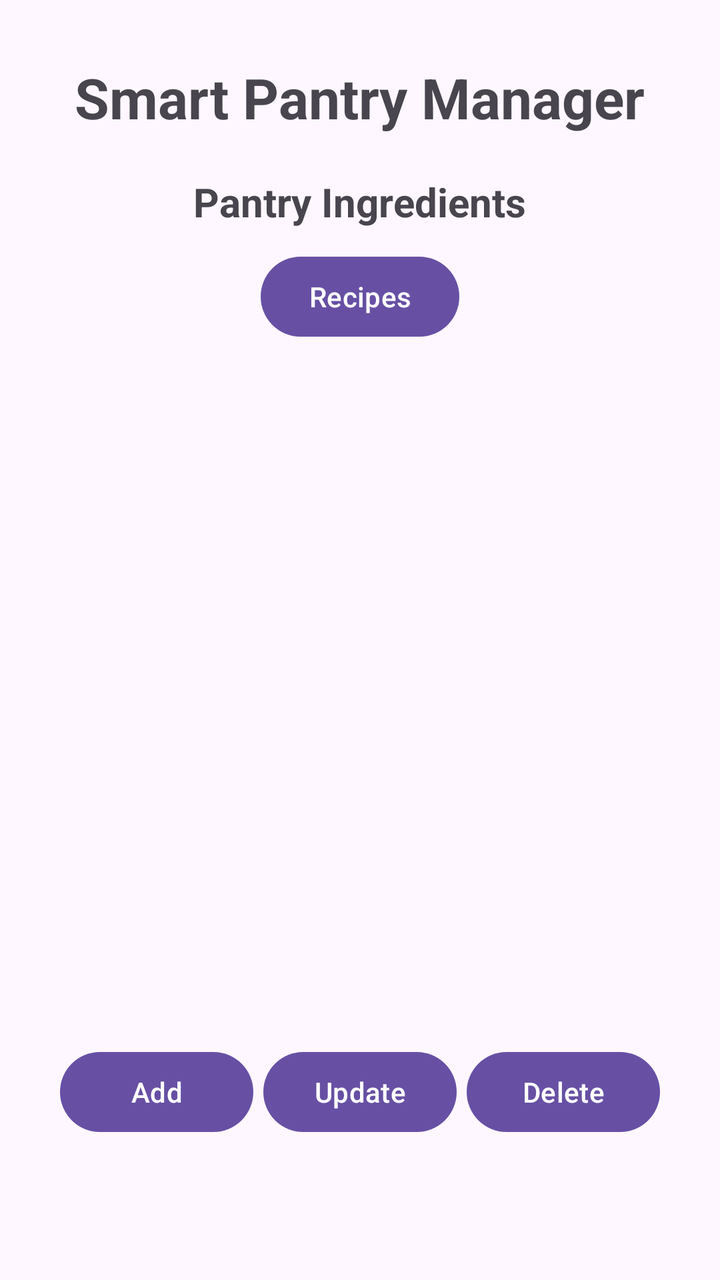
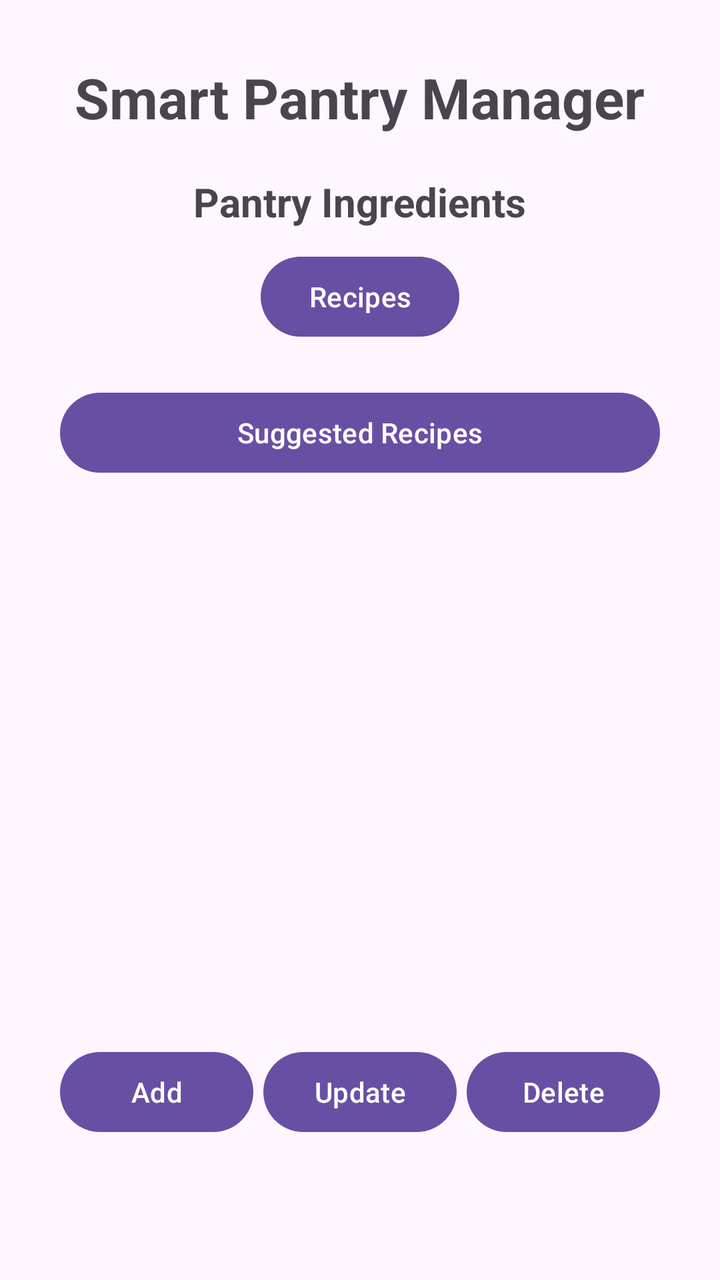

Two renders of the same Android screen: before a commit and after it. Below are the layout's source before the change and the commit's diff.
<!-- AndroidManifest.xml: application theme Theme.SmartPantryManager -->
<!-- res/layout/activity_main.xml -->
<?xml version="1.0" encoding="utf-8"?>
<LinearLayout xmlns:android="http://schemas.android.com/apk/res/android"
    xmlns:app="http://schemas.android.com/apk/res-auto"
    xmlns:tools="http://schemas.android.com/tools"
    android:id="@+id/main"
    android:orientation="vertical"
    android:gravity="center"
    android:padding="30dp"
    android:layout_width="match_parent"
    android:layout_height="match_parent"
    tools:context=".MainActivity">

    <TextView
        android:id="@+id/Title"
        android:text="Smart Pantry Manager"
        android:textSize="28sp"
        android:textStyle="bold"
        android:layout_marginBottom="20dp"
        android:layout_width="wrap_content"
        android:layout_height="wrap_content" />

    <TextView
        android:id="@+id/Pantry"
        android:layout_width="wrap_content"
        android:layout_height="wrap_content"
        android:layout_marginBottom="10dp"
        android:text="Pantry Ingredients"
        android:textSize="20sp"
        android:textStyle="bold" />

    <Button
        android:id="@+id/btnRecipes"
        android:layout_width="wrap_content"
        android:layout_height="wrap_content"
        android:layout_marginBottom="20dp"
        android:text="Recipes" />

    <androidx.recyclerview.widget.RecyclerView
        android:id="@+id/recyclerIngredients"
        android:layout_weight="1"
        android:layout_width="match_parent"
        android:layout_height="0dp" />

    <LinearLayout
        android:orientation="horizontal"
        android:layout_marginBottom="20dp"
        android:layout_width="match_parent"
        android:layout_height="wrap_content">
    <Button
        android:id="@+id/btnAddIngredient"
        android:text="Add"
        android:layout_marginBottom="20dp"
        android:layout_marginEnd="5dp"
        android:layout_width="0dp"
        android:layout_height="wrap_content"
        android:layout_weight="1"/>
    <Button
        android:id="@+id/btnUpdateIngredient"
        android:text="Update"
        android:layout_marginBottom="20dp"
        android:layout_marginEnd="5dp"
        android:layout_width="0dp"
        android:layout_height="wrap_content"
        android:layout_weight="1"/>
    <Button
        android:id="@+id/btnDeleteIngredient"
        android:text="Delete"
        android:layout_marginBottom="20dp"
        android:layout_width="0dp"
        android:layout_height="wrap_content"
        android:layout_weight="1"/>

    </LinearLayout>

</LinearLayout>
<!-- resources referenced by this layout -->
<resources>
  <style name="Theme.SmartPantryManager" parent="Base.Theme.SmartPantryManager" />
  <style name="Base.Theme.SmartPantryManager" parent="Theme.Material3.DayNight.NoActionBar">
          
          
      </style>
</resources>

<!-- the commit's change to res/layout/activity_main.xml (unified diff, before → after) -->
@@ -34,6 +34,12 @@
         android:layout_height="wrap_content"
         android:layout_marginBottom="20dp"
         android:text="Recipes" />
+
+    <Button
+        android:id="@+id/btnSuggestedRecipes"
+        android:text="Suggested Recipes"
+        android:layout_width="match_parent"
+        android:layout_height="wrap_content" />
 
     <androidx.recyclerview.widget.RecyclerView
         android:id="@+id/recyclerIngredients"
